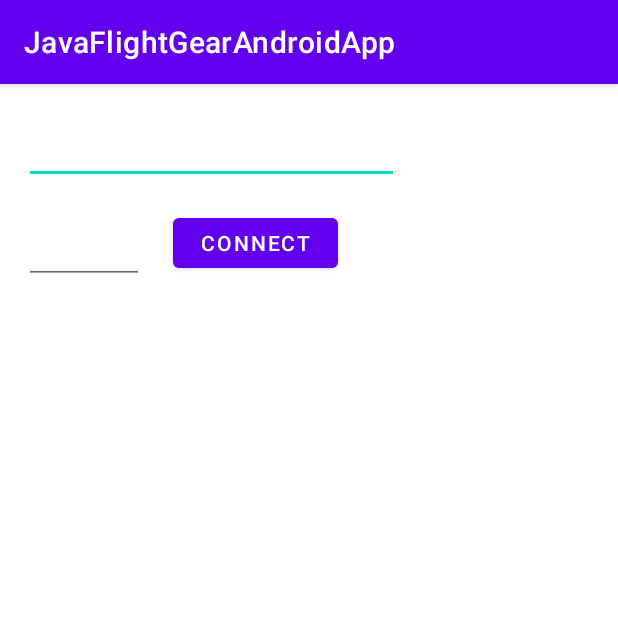
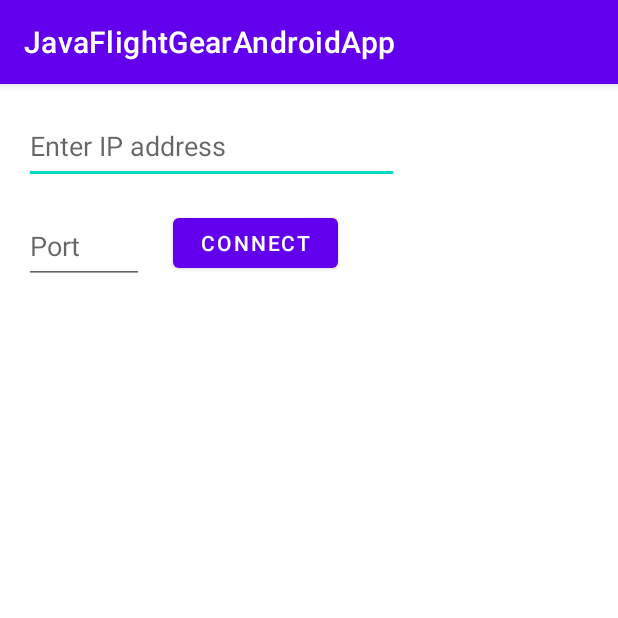
Before and after one commit to yahavz100/FlightGear-Android-App, an Android app: the screen it shows after launch (MainActivity), after a tap on "CONNECT", on a phone screen of 412 x 824 dp, the top half of it. Run offline under Robolectric (Android 15) with nearby library versions, the phone set to English and light mode, and no system bars; 1 statement that could not run was skipped.

Commit message:
Added permission to internet, therefore fixed connection to server. Optional: add connection status. Next seek bars and joystick - write into FG

```diff
--- a/app/build.gradle
+++ b/app/build.gradle
@@ -26,6 +26,9 @@ android {
         sourceCompatibility JavaVersion.VERSION_1_8
         targetCompatibility JavaVersion.VERSION_1_8
     }
+    dataBinding {
+        enabled = true
+    }
 }
 
 dependencies {
--- a/app/src/main/AndroidManifest.xml
+++ b/app/src/main/AndroidManifest.xml
@@ -1,6 +1,7 @@
 <?xml version="1.0" encoding="utf-8"?>
 <manifest xmlns:android="http://schemas.android.com/apk/res/android"
     package="com.example.javaflightgearandroidapp">
+    <uses-permission android:name="android.permission.INTERNET"/>
 
     <application
         android:allowBackup="true"
--- a/app/src/main/java/com/example/javaflightgearandroidapp/MainActivity.java
+++ b/app/src/main/java/com/example/javaflightgearandroidapp/MainActivity.java
@@ -2,11 +2,15 @@ package com.example.javaflightgearandroidapp;
 
 import androidx.appcompat.app.AppCompatActivity;
 
+import android.content.Intent;
 import android.os.Bundle;
 import android.view.View;
 import android.widget.EditText;
+import android.widget.TextView;
 
 import com.example.javaflightgearandroidapp.Model.ActiveClientModel;
+import com.example.javaflightgearandroidapp.Model.Client;
+import com.example.javaflightgearandroidapp.Model.IClient;
 import com.example.javaflightgearandroidapp.ViewModel.ConnectionViewModel;
 
 public class MainActivity extends AppCompatActivity {
@@ -18,15 +22,17 @@ public class MainActivity extends AppCompatActivity {
     }
 
     public void connectToServer(View view) {
+        IClient cm = new Client();
+        ActiveClientModel acm = new ActiveClientModel(cm);
+        ConnectionViewModel cvm = new ConnectionViewModel(acm);
+
         EditText ipEditText = (EditText) findViewById(R.id.IPAddress);
         String ipVal = ipEditText.getText().toString().trim();
 
         EditText portEditText = (EditText) findViewById(R.id.port);
         String portVal = portEditText.getText().toString().trim();
-        Integer intPortVal = Integer.parseInt(portVal);
+        int intPortVal = Integer.parseInt(portVal);
 
-        ActiveClientModel acm = new ActiveClientModel();
-        ConnectionViewModel cvm = new ConnectionViewModel(acm);
         cvm.connect(ipVal, intPortVal);
     }
 }
--- a/app/src/main/java/com/example/javaflightgearandroidapp/Model/ActiveClientModel.java
+++ b/app/src/main/java/com/example/javaflightgearandroidapp/Model/ActiveClientModel.java
@@ -4,10 +4,11 @@ import java.util.concurrent.BlockingQueue;
 import java.util.concurrent.LinkedBlockingQueue;
 
 public class ActiveClientModel {
-    Client fgClient;
+    IClient fgClient;
     BlockingQueue<Runnable> dispatchQueue = new LinkedBlockingQueue<>();
 
-    public ActiveClientModel() {
+    public ActiveClientModel(IClient clientModel) {
+        this.fgClient = clientModel;
         new Thread(new Runnable() {
             @Override
             public void run() {
@@ -41,4 +42,15 @@ public class ActiveClientModel {
             });
         } catch(Exception e) { }
     }
+
+    public void write(String command, int value) {
+        try {
+            dispatchQueue.put(new Runnable() {
+                @Override
+                public void run() {
+                    fgClient.write(command, value);
+                }
+            });
+        } catch(Exception e) {}
+    }
 }
--- a/app/src/main/java/com/example/javaflightgearandroidapp/Model/Client.java
+++ b/app/src/main/java/com/example/javaflightgearandroidapp/Model/Client.java
@@ -1,20 +1,29 @@
 package com.example.javaflightgearandroidapp.Model;
 
+import java.io.PrintWriter;
+import java.net.InetAddress;
 import java.net.InetSocketAddress;
 import java.net.Socket;
-import java.util.Observable;
+import java.util.HashMap;
+import java.util.Map;
 
-public class Client extends Observable implements IClient{
+public class Client implements IClient{
     private String connectionStatus;
-    private final Socket accessServer;
+    private Socket accessServer;
+    private Map<String, String> axes;
 
     public Client() {
         connectionStatus = "Disconnected";
         accessServer = new Socket();
+        axes = new HashMap<>();
+        axes.put("Aileron", "set/controls/flight/aileron");
+        axes.put("Elevator","set/controls/flight/elevator");
+        axes.put("Rudder", "set/controls/flight/rudder");
+        axes.put("Throttle", "set/controls/flight/current-engine/throttle");
     }
 
     /*Function attempt to connect to server according to given IPAddress and Port, in a case
-     * of a unsuccessful connection disconnects, else changes connection status
+     * of a unsuccessful connection disconnects, changes connection status accordingly
      */
     @Override
     public void connect(String IPAddress, int port) {
@@ -24,19 +33,12 @@ public class Client extends Observable implements IClient{
         }
         //Attempt to connect to server via socket, defined timeout of 10 seconds
         try {
-            int integerIP = Integer.parseInt(IPAddress);
-            InetSocketAddress inetSocketAddress = new InetSocketAddress(integerIP);
-            int timeout = 10000;
-            accessServer.connect(inetSocketAddress, timeout);
-            //ipAddress = IPAddress;
-            //this.port = port;
-            setChanged();
-            notifyObservers();
+            accessServer = new Socket(IPAddress, port);
+            connectionStatus = "Connected";
             //In case of Exception, disconnect from server
         } catch (Exception e) {
             disconnect();
         }
-        connectionStatus = "Connected";
     }
 
     /*Function attempt to disconnect from current connected server, if done successfully changes
@@ -56,9 +58,21 @@ public class Client extends Observable implements IClient{
             //In case of Exception do nothing, default - change connection status
         } catch (Exception ignored) {
         } finally {
-            //ipAddress = "0.0.0.0";
-            //port = 0;
             connectionStatus = "Disconnected";
         }
     }
+
+    /*Function write bytes into output stream of connected socket,
+     * synchronized for safe writing, catch Exception and do nothing
+     */
+    @Override
+    public void write(String command, int value) {
+        PrintWriter outputWriter;
+        try {
+            outputWriter = new PrintWriter(accessServer.getOutputStream(), true);
+            String commandFg = axes.get(command)+ value + "\r\n";
+            outputWriter.print(commandFg);
+            outputWriter.flush();
+        } catch(Exception e) { }
+    }
 }
--- a/app/src/main/java/com/example/javaflightgearandroidapp/Model/IClient.java
+++ b/app/src/main/java/com/example/javaflightgearandroidapp/Model/IClient.java
@@ -3,4 +3,5 @@ package com.example.javaflightgearandroidapp.Model;
 public interface IClient {
     void connect(String IPAddress, int port);
     void disconnect();
+    void write(String command, int value);
 }
--- a/app/src/main/res/layout/activity_main.xml
+++ b/app/src/main/res/layout/activity_main.xml
@@ -1,6 +1,5 @@
 <?xml version="1.0" encoding="utf-8"?>
 <androidx.constraintlayout.widget.ConstraintLayout xmlns:app="http://schemas.android.com/apk/res-auto"
-    xmlns:tools="http://schemas.android.com/tools"
     android:layout_width="match_parent"
     android:layout_height="match_parent"
     xmlns:android="http://schemas.android.com/apk/res/android">
@@ -9,18 +8,19 @@
         android:id="@+id/IPAddress"
         android:layout_width="250dp"
         android:layout_height="50dp"
+        android:hint="Enter IP address"
         app:layout_constraintBottom_toBottomOf="parent"
         app:layout_constraintEnd_toEndOf="parent"
         app:layout_constraintHorizontal_bias="0.099"
         app:layout_constraintStart_toStartOf="parent"
         app:layout_constraintTop_toTopOf="parent"
-        app:layout_constraintVertical_bias="0.023">
-    </EditText>
+        app:layout_constraintVertical_bias="0.023"/>
 
     <EditText
         android:id="@+id/port"
         android:layout_width="80dp"
         android:layout_height="50dp"
+        android:hint="Port"
         app:layout_constraintBottom_toBottomOf="parent"
         app:layout_constraintEnd_toEndOf="parent"
         app:layout_constraintHorizontal_bias="0.048"
@@ -43,4 +43,15 @@
 
     </Button>
 
+    <TextView
+        android:id="@+id/connectionStatusTextView"
+        android:layout_width="125dp"
+        android:layout_height="41dp"
+        app:layout_constraintBottom_toBottomOf="parent"
+        app:layout_constraintEnd_toEndOf="parent"
+        app:layout_constraintHorizontal_bias="0.854"
+        app:layout_constraintStart_toStartOf="parent"
+        app:layout_constraintTop_toTopOf="parent"
+        app:layout_constraintVertical_bias="0.116" />
+
 </androidx.constraintlayout.widget.ConstraintLayout>
```
